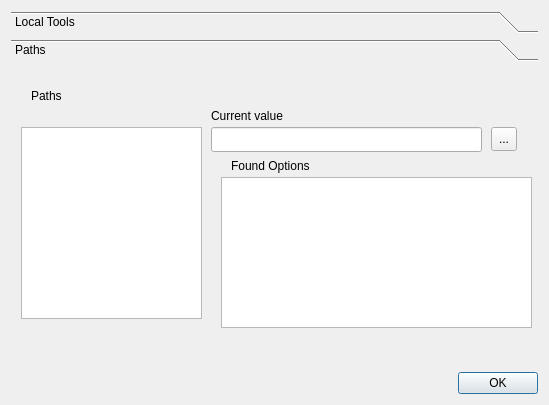
First picture: the form in editor/localmanagementdialog.ui, repository StrideLang/Stride, before the edit.
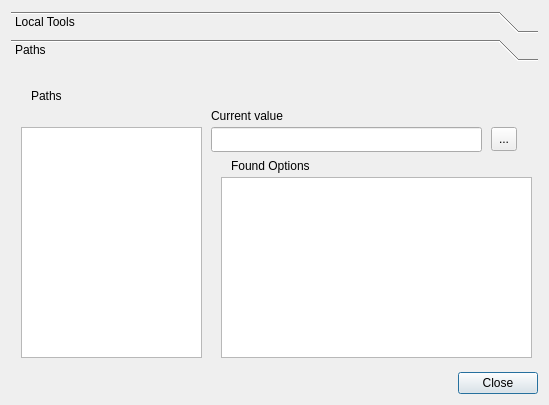
Second picture: the form after the edit.

What changed in the file:
```diff
--- a/editor/localmanagementdialog.ui
+++ b/editor/localmanagementdialog.ui
@@ -101,7 +101,7 @@
          <x>10</x>
          <y>60</y>
          <width>181</width>
-         <height>192</height>
+         <height>231</height>
         </rect>
        </property>
       </widget>
@@ -160,7 +160,7 @@
          <x>210</x>
          <y>110</y>
          <width>311</width>
-         <height>151</height>
+         <height>181</height>
         </rect>
        </property>
       </widget>
@@ -186,7 +186,7 @@
       <enum>Qt::Horizontal</enum>
      </property>
      <property name="standardButtons">
-      <set>QDialogButtonBox::Ok</set>
+      <set>QDialogButtonBox::Close</set>
      </property>
     </widget>
    </item>
```
Left out of the diff: 2 changed lines with no effect on the pictures.
